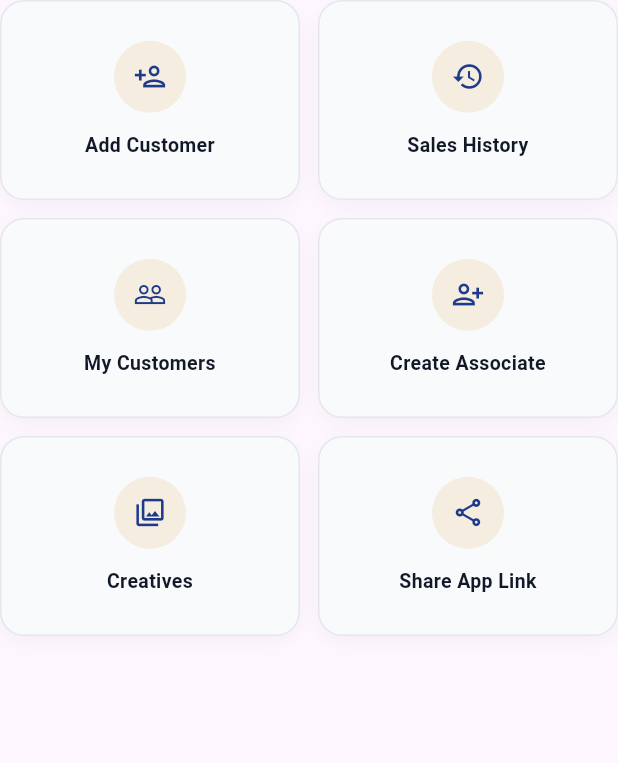
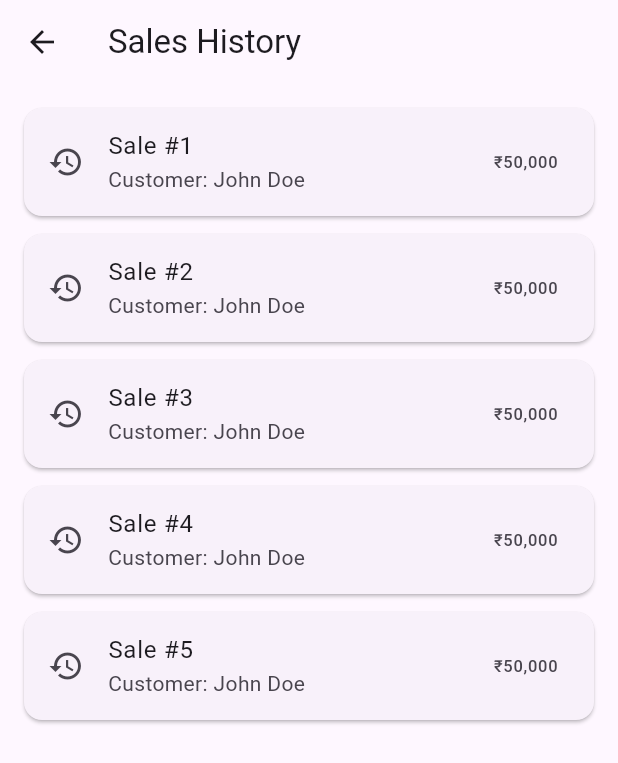
Before and after one commit to RkNani19/cp_app, a Flutter app: the QuickActionsGrid widget shown alone on an empty page, opened directly, after a tap on "Sales History", on a phone screen of 412 x 824 dp. Shown: the top 763 px of the screen. Run offline on Flutter 3.47's test engine with Material 3 defaults, Android fonts, the phone set to English and light mode, and no system bars; our stand-ins replace permission_handler, share_plus, shared_preferences; missing offline and left inert: flutter_phone_direct_caller; accounts and stored records are empty; network calls fail.

Commit message:
adding new screen in homescreen

```diff
--- a/lib/main.dart
+++ b/lib/main.dart
@@ -11,6 +11,7 @@ import 'package:gjk_cp/viewmodel/login_view_model.dart';
 import 'package:gjk_cp/viewmodel/register_viewmodel.dart';
 import 'package:gjk_cp/viewmodel/tele_source_viewmodel.dart';
 import 'package:gjk_cp/viewmodel/tell_call_viewmodel.dart';
+import 'package:gjk_cp/viewmodel/video_projects_viewmodel.dart';
 import 'package:provider/provider.dart';
 
 void main() {
@@ -36,6 +37,7 @@ void main() {
         ChangeNotifierProvider(create: (_) => CpDashboardViewModel()),
         ChangeNotifierProvider(create: (_) => CallActionViewModel()),
         ChangeNotifierProvider(create: (_) => CallusViewmodel()),
+         ChangeNotifierProvider(create: (_) => VideoProjectsViewmodel()),
       ],
       child: MyApp(),
     ),
--- a/lib/view/home_screen.dart
+++ b/lib/view/home_screen.dart
@@ -2,6 +2,11 @@ import 'package:flutter/material.dart';
 import 'package:gjk_cp/model/banner_model.dart';
 import 'package:gjk_cp/model/fetch_project_model.dart';
 import 'package:gjk_cp/view/add_customer.dart';
+import 'package:gjk_cp/view/create_associate.dart';
+import 'package:gjk_cp/view/creatives.dart';
+import 'package:gjk_cp/view/customer.dart';
+import 'package:gjk_cp/view/sale_history.dart';
+import 'package:gjk_cp/view/share.dart';
 import 'package:gjk_cp/viewmodel/banner_viewmodel.dart';
 import 'package:gjk_cp/viewmodel/feth_project_viewmodel.dart';
 import 'package:provider/provider.dart';
@@ -491,12 +496,58 @@ class QuickActionsGrid extends StatelessWidget {
       itemBuilder: (context, index) {
         return GestureDetector(
           onTap: () {
-      if (actions[index]["label"] == "Add Customer") {
+            final label = actions[index]["label"];
+
+            switch (label) {
+              case "Add Customer":
                 Navigator.push(
                   context,
                   MaterialPageRoute(
-            builder: (context) => const AddCustomer(title: '',),
+                    builder: (context) => const AddCustomer(title: ''),
                   ),
+                );
+                break;
+
+              case "Sales History":
+                Navigator.push(
+                  context,
+                  MaterialPageRoute(
+                    builder: (context) => const SalesHistory(),
+                  ),
+                );
+                break;
+
+              case "My Customers":
+                Navigator.push(
+                  context,
+                  MaterialPageRoute(
+                    builder: (context) => const Customer(),
+                  ),
+                );
+                break;
+
+              case "Create Associate":
+                Navigator.push(
+                  context,
+                  MaterialPageRoute(
+                    builder: (context) => const CreateAssociateScreen(),
+                  ),
+                );
+                break;
+
+              case "Creatives":
+                Navigator.push(
+                  context,
+                  MaterialPageRoute(
+                    builder: (context) => const CreativesScreen(),
+                  ),
+                );
+                break;
+
+              case "Share":
+                Navigator.push(
+                  context,
+                  MaterialPageRoute(builder: (context) => Share(title: '')),
                 );
             }
           },
@@ -545,7 +596,7 @@ class QuickActionsGrid extends StatelessWidget {
                 ),
               ],
             ),
-        )
+          ),
         );
       },
     );
--- /dev/null
+++ b/lib/view/sale_history.dart
@@ -0,0 +1,27 @@
+import 'package:flutter/material.dart';
+
+class SalesHistory extends StatelessWidget {
+  const SalesHistory({super.key});
+
+  @override
+  Widget build(BuildContext context) {
+    return Scaffold(
+      appBar: AppBar(title: const Text("Sales History")),
+      body: ListView.builder(
+        padding: const EdgeInsets.all(16),
+        itemCount: 5,
+        itemBuilder: (context, index) {
+          return Card(
+            margin: const EdgeInsets.only(bottom: 12),
+            child: ListTile(
+              leading: const Icon(Icons.history),
+              title: Text("Sale #${index + 1}"),
+              subtitle: const Text("Customer: John Doe"),
+              trailing: const Text("₹50,000"),
+            ),
+          );
+        },
+      ),
+    );
+  }
+}
```
Also changed, not shown: lib/model/video_project_model.dart (added, +16 -0 lines), lib/view/create_associate.dart (added, +47 -0 lines), lib/view/creatives.dart (added, +33 -0 lines), lib/view/customer.dart (added, +26 -0 lines), lib/view/share.dart (added, +22 -0 lines), lib/viewmodel/video_projects_viewmodel.dart (added, +48 -0 lines), lib/view/video_screen.dart (line endings or trailing spaces). Lines whose indentation alone changed are shown as unchanged.
